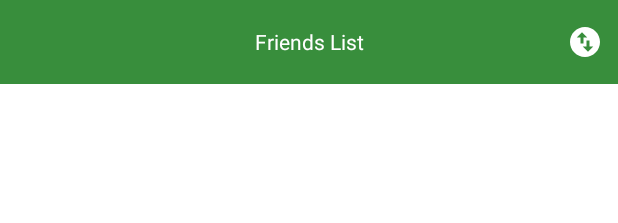
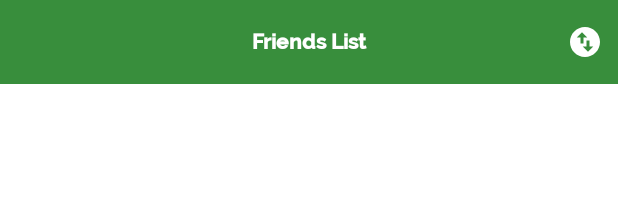
Before and after one commit to fruzelee/friends, an Android app: the layout activity_friends_list.xml on its own in the app's theme, with its tools: preview values and no code run, on a phone screen of 412 x 824 dp. Shown: the top 223 px of the screen. Run offline under Robolectric (Android 15) with nearby library versions, the phone set to English and light mode, and no system bars; network calls fail.

Commit message:
-new: added custom font support

```diff
--- /dev/null
+++ b/app/src/main/res/font/raleway_font_family.xml
@@ -0,0 +1,34 @@
+<?xml version="1.0" encoding="utf-8"?>
+<font-family xmlns:android="http://schemas.android.com/apk/res/android"
+    xmlns:tools="http://schemas.android.com/tools">
+
+    <!-- fontWeight
+    100 Thin
+    200 Extra Light
+    300 Light
+    400 Normal
+    500 Medium
+    600 Semi Bold
+    700 Bold
+    800 Extra Bold
+    900 Ultra Bold -->
+
+    <font
+        android:font="@font/raleway_thin"
+        android:fontStyle="normal"
+        android:fontWeight="100"
+        tools:targetApi="o" />
+
+    <font
+        android:font="@font/raleway_regular"
+        android:fontStyle="normal"
+        android:fontWeight="400"
+        tools:targetApi="o" />
+
+    <font
+        android:font="@font/raleway_bold"
+        android:fontStyle="normal"
+        android:fontWeight="700"
+        tools:targetApi="o" />
+
+</font-family>
--- a/app/src/main/res/layout/activity_friends_list.xml
+++ b/app/src/main/res/layout/activity_friends_list.xml
@@ -1,6 +1,7 @@
 <?xml version="1.0" encoding="utf-8"?>
 <androidx.swiperefreshlayout.widget.SwipeRefreshLayout xmlns:android="http://schemas.android.com/apk/res/android"
     xmlns:tools="http://schemas.android.com/tools"
+    xmlns:app="http://schemas.android.com/apk/res-auto"
     android:id="@+id/srl_random_friends"
     android:layout_width="match_parent"
     android:layout_height="match_parent"
@@ -23,8 +24,11 @@
                 android:layout_centerInParent="true"
                 android:gravity="center"
                 android:text="@string/friends_list"
+                android:textFontWeight="900"
+                android:textSize="14sp"
                 android:textColor="@color/white"
-                android:textSize="14sp" />
+                app:fontFamily="@font/raleway_font_family"
+                tools:targetApi="p" />
 
             <ImageView
                 android:id="@+id/iv_swap"
--- a/app/src/main/res/layout/activity_splash.xml
+++ b/app/src/main/res/layout/activity_splash.xml
@@ -14,10 +14,14 @@
         android:text="@string/splash_screen_title"
         android:textColor="@color/white"
         android:textSize="50sp"
+        android:gravity="center"
         android:textStyle="bold"
+        android:textFontWeight="900"
+        app:fontFamily="@font/raleway_font_family"
         android:fontFamily="cursive"
         app:layout_constraintLeft_toLeftOf="parent"
         app:layout_constraintRight_toRightOf="parent"
-        app:layout_constraintTop_toTopOf="parent" />
+        app:layout_constraintTop_toTopOf="parent"
+        tools:targetApi="p" />
 
 </androidx.constraintlayout.widget.ConstraintLayout>
--- a/app/src/main/res/layout/dialog_custom_progress.xml
+++ b/app/src/main/res/layout/dialog_custom_progress.xml
@@ -1,8 +1,10 @@
 <?xml version="1.0" encoding="utf-8"?>
 <LinearLayout xmlns:android="http://schemas.android.com/apk/res/android"
+    xmlns:app="http://schemas.android.com/apk/res-auto"
     android:layout_width="match_parent"
     android:layout_height="match_parent"
     android:gravity="center"
+    xmlns:tools="http://schemas.android.com/tools"
     android:orientation="horizontal"
     android:padding="10dp">
 
@@ -15,7 +17,10 @@
         android:layout_width="wrap_content"
         android:layout_height="wrap_content"
         android:text="@string/please_wait"
+        android:textFontWeight="500"
+        android:textSize="16sp"
         android:textColor="@color/grey_900"
-        android:textSize="16sp" />
+        app:fontFamily="@font/raleway_font_family"
+        tools:targetApi="p" />
 
 </LinearLayout>
--- a/app/src/main/res/layout/item_friends_list_layout.xml
+++ b/app/src/main/res/layout/item_friends_list_layout.xml
@@ -36,10 +36,13 @@
             android:layout_marginTop="10dp"
             android:layout_marginBottom="5dp"
             android:singleLine="true"
+            android:textFontWeight="300"
+            app:fontFamily="@font/raleway_font_family"
             android:gravity="center_vertical"
             android:textColor="@color/grey_900"
             android:textSize="14sp"
             android:textStyle="normal"
+            tools:targetApi="p"
             tools:text="Full Name" />
 
         <TextView
@@ -49,6 +52,9 @@
             android:layout_marginStart="10dp"
             android:layout_marginBottom="10dp"
             android:gravity="center_vertical"
+            android:textFontWeight="700"
+            app:fontFamily="@font/raleway_font_family"
+            tools:targetApi="p"
             android:textColor="@color/grey_900"
             android:textSize="12sp"
             android:textStyle="bold"
--- a/app/src/main/res/values/strings.xml
+++ b/app/src/main/res/values/strings.xml
@@ -1,7 +1,7 @@
 <resources>
     <string name="app_name">Friends</string>
 
-    <string name="splash_screen_title">Welcome to Friends</string>
+    <string name="splash_screen_title">Welcome \nto \nFriends</string>
     <string name="image_contentDescription">image</string>
     <string name="label_no_friends_available">No friends available!!!</string>
     <string name="please_wait">Please Wait&#8230;</string>
```
Also changed, not shown: app/src/main/res/font/raleway_bold.ttf (added), app/src/main/res/font/raleway_regular.ttf (added), app/src/main/res/font/raleway_thin.ttf (added), 1 other file.
